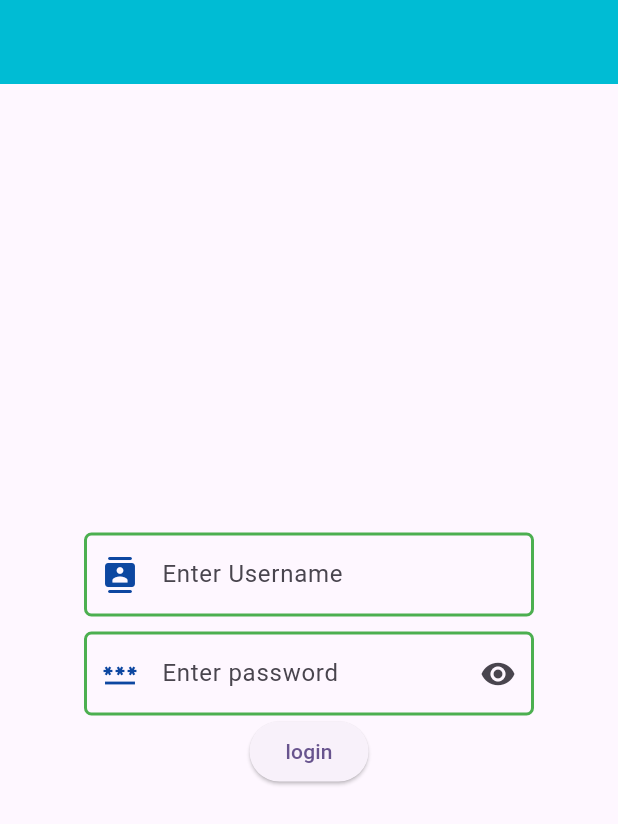
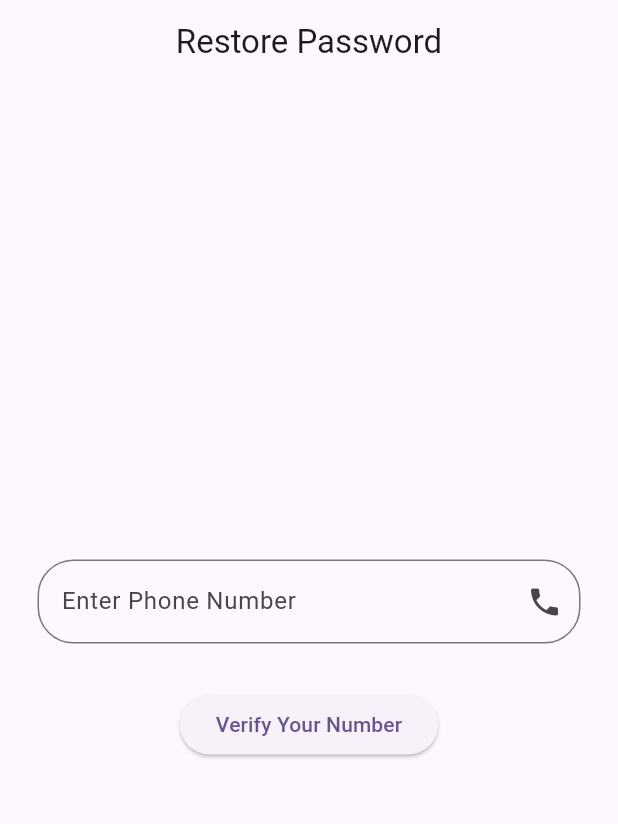
Before and after one commit to TIRTH1818y/test11, a Flutter app: the screen it shows after launch, on a phone screen of 412 x 824 dp. Shown: the top 824 px of the screen. Run offline on Flutter 3.47's test engine with Material 3 defaults, Android fonts, the phone set to English and light mode, and no system bars; our stand-ins replace firebase_core; missing offline and left inert: dart:js_interop; accounts and stored records are empty.

Commit message:
otp update

```diff
--- a/lib/OTP.dart
+++ b/lib/OTP.dart
@@ -0,0 +1,54 @@
+import 'dart:js_interop';
+import 'package:firebase_core/firebase_core.dart';
+import 'package:flutter/material.dart';
+
+class phoneotp extends StatefulWidget {
+  const phoneotp({super.key});
+
+  @override
+  State<phoneotp> createState() => _phoneotpState();
+}
+
+class _phoneotpState extends State<phoneotp> {
+
+  var phonenumber = TextEditingController();
+
+  @override
+  Widget build(BuildContext context) {
+    return Scaffold(
+      appBar: AppBar(
+        title: Text("Restore Password"),
+        centerTitle:  true,
+      ),
+
+      body: Column(
+        mainAxisAlignment: MainAxisAlignment.center,
+        children: [
+
+              Padding(
+                padding: const EdgeInsets.symmetric(horizontal: 25),
+                child: TextField(
+                  controller: phonenumber,
+                  keyboardType: TextInputType.number,
+                  decoration: InputDecoration(
+                    hintText: "Enter Phone Number",
+                    suffixIcon: Icon(Icons.phone),
+                    border: OutlineInputBorder(
+                      borderRadius:BorderRadius.circular(24),
+                    )
+                  ),
+                ),
+              ),
+          SizedBox(height : 30),
+          ElevatedButton(onPressed:()async{
+
+          }, child: Text("Verify Your Number"))
+
+        ],
+      ),
+    );
+  }
+}
+
+class FirebaseAuth {
+}
--- a/lib/main.dart
+++ b/lib/main.dart
@@ -1,9 +1,8 @@
-
 import 'package:firebase_core/firebase_core.dart';
 import 'package:flutter/cupertino.dart';
 import 'package:flutter/material.dart';
+import 'OTP.dart';
 import 'firebase_options.dart';
-
 
 void main() async{
   WidgetsFlutterBinding.ensureInitialized();
@@ -23,12 +22,10 @@ class MyApp extends StatelessWidget {
       title: 'Flutter ',
       debugShowCheckedModeBanner: false,
       theme: ThemeData(
-        // This is the theme of your application.
-
         colorScheme: ColorScheme.fromSeed(seedColor: Colors.deepPurple),
         useMaterial3: true,
       ),
-      home: const MyHomePage(title: 'THIS PROJECT MADE BY TIRTH'),
+      home: phoneotp()
     );
   }
 }
```
Also changed, not shown: lib/otpUI.dart (added, +44 -0 lines).
